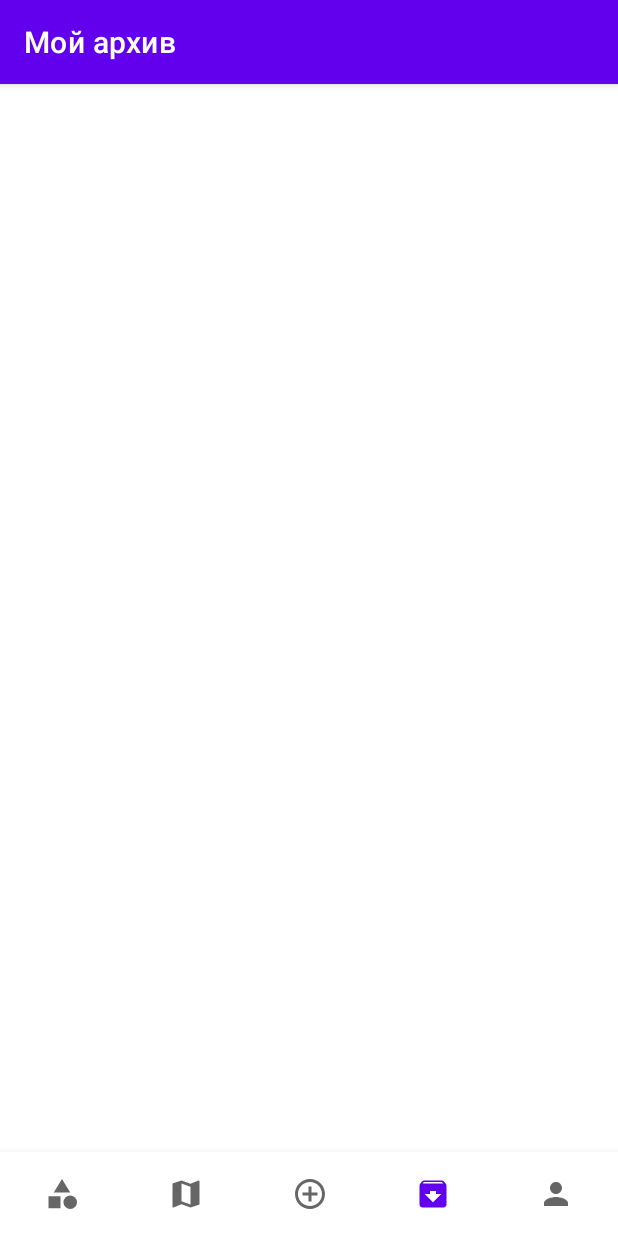
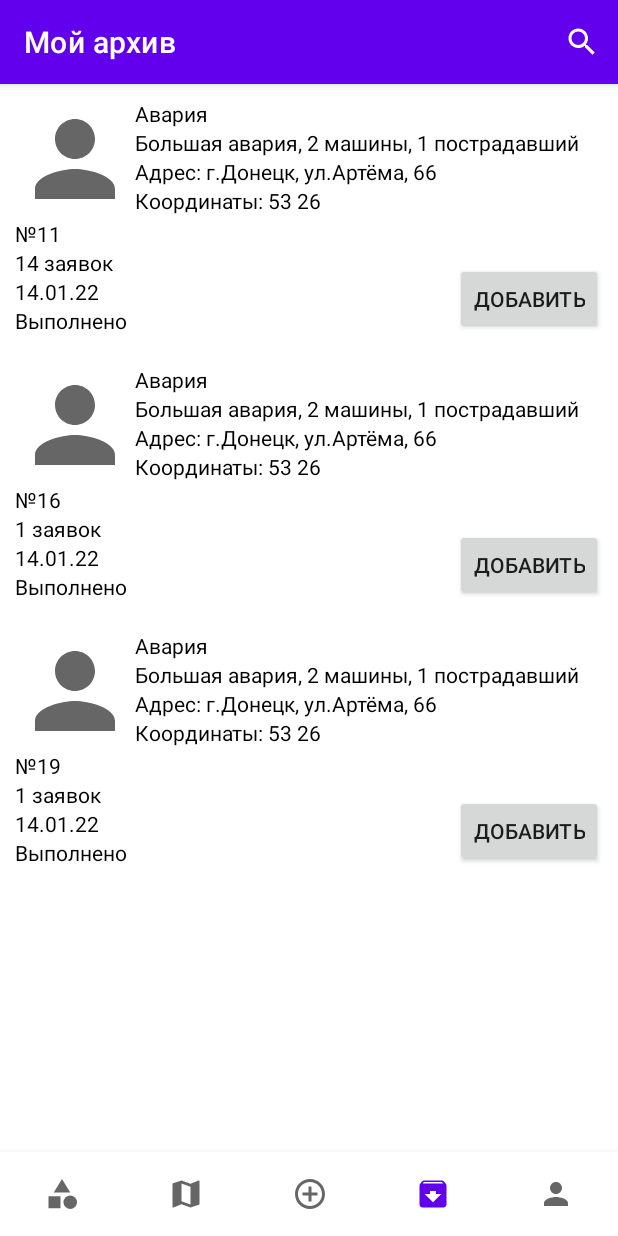
Before and after one commit to Zellka/PeoplesControl, an Android app: the ArchiveFragment screen opened through its navigation route, on a phone screen of 412 x 824 dp. Run offline under Robolectric (Android 15) with nearby library versions, the phone set to English and light mode, and no system bars; our stand-ins replace navigation-ui.

Commit message:
Update ArchiveFragment.kt

```diff
--- a/app/src/main/java/com/example/peoplesontrol/ui/view/main/ArchiveFragment.kt
+++ b/app/src/main/java/com/example/peoplesontrol/ui/view/main/ArchiveFragment.kt
@@ -1,18 +1,112 @@
 package com.example.peoplesontrol.ui.view.main
 
 import android.os.Bundle
+import android.view.*
+import androidx.appcompat.widget.SearchView
 import androidx.fragment.app.Fragment
-import android.view.LayoutInflater
-import android.view.View
-import android.view.ViewGroup
+import androidx.navigation.fragment.findNavController
+import androidx.recyclerview.widget.LinearLayoutManager
 import com.example.peoplesontrol.R
+import com.example.peoplesontrol.data.model.Appeal
+import com.example.peoplesontrol.databinding.FragmentArchiveBinding
+import com.example.peoplesontrol.ui.adapter.AppealAdapter
 
 class ArchiveFragment : Fragment() {
+
+    private var _binding: FragmentArchiveBinding? = null
+    private val binding get() = _binding!!
+
+    private lateinit var adapter: AppealAdapter
+
+    override fun onCreate(savedInstanceState: Bundle?) {
+        super.onCreate(savedInstanceState)
+        setHasOptionsMenu(true)
+    }
 
     override fun onCreateView(
         inflater: LayoutInflater, container: ViewGroup?,
         savedInstanceState: Bundle?
-    ): View? {
-        return inflater.inflate(R.layout.fragment_archive, container, false)
+    ): View {
+        _binding = FragmentArchiveBinding.inflate(inflater, container, false)
+        return binding.root
+    }
+
+    override fun onViewCreated(view: View, savedInstanceState: Bundle?) {
+        val list = listOf(
+            Appeal(
+                11,
+                "Петрова Ольга Николаевна",
+                "Авария",
+                "г.Донецк, ул.Артёма, 66",
+                "53",
+                "26",
+                "Выполнено",
+                "",
+                "14.01.22",
+                "Большая авария, 2 машины, 1 пострадавший",
+                10,
+                14
+            ),
+            Appeal(
+                16,
+                "Петрова Ольга Николаевна",
+                "Авария",
+                "г.Донецк, ул.Артёма, 66",
+                "53",
+                "26",
+                "Выполнено",
+                "",
+                "14.01.22",
+                "Большая авария, 2 машины, 1 пострадавший",
+                15,
+                1
+            ),
+            Appeal(
+                19,
+                "Петрова Ольга Николаевна",
+                "Авария",
+                "г.Донецк, ул.Артёма, 66",
+                "53",
+                "26",
+                "Выполнено",
+                "",
+                "14.01.22",
+                "Большая авария, 2 машины, 1 пострадавший",
+                5,
+                1
+            )
+        )
+
+        binding.rvAppeals.layoutManager = LinearLayoutManager(this.requireContext())
+        adapter = AppealAdapter { appeal: Appeal -> showAppeal(appeal) }
+        adapter.setData(list)
+        binding.rvAppeals.adapter = adapter
+    }
+
+    private fun showAppeal(appeal: Appeal) {
+        findNavController().navigate(R.id.action_archiveFragment_to_appealFragment)
+    }
+
+    override fun onCreateOptionsMenu(menu: Menu, inflater: MenuInflater) {
+        super.onCreateOptionsMenu(menu, inflater)
+        inflater.inflate(R.menu.search_menu, menu)
+    }
+
+    override fun onOptionsItemSelected(item: MenuItem): Boolean {
+        val id = item.itemId
+        if (id == R.id.action_search) {
+            val searchView = item.actionView as SearchView
+            searchView.setOnQueryTextListener(object : SearchView.OnQueryTextListener {
+                override fun onQueryTextSubmit(p0: String?): Boolean {
+                    return true
+                }
+
+                override fun onQueryTextChange(query: String?): Boolean {
+                    adapter.filter.filter(query)
+                    return true
+                }
+            })
+        }
+        return super.onOptionsItemSelected(item)
     }
 }
--- a/app/src/main/res/layout/fragment_archive.xml
+++ b/app/src/main/res/layout/fragment_archive.xml
@@ -1,8 +1,18 @@
 <?xml version="1.0" encoding="utf-8"?>
-<FrameLayout xmlns:android="http://schemas.android.com/apk/res/android"
+<androidx.constraintlayout.widget.ConstraintLayout xmlns:android="http://schemas.android.com/apk/res/android"
+    xmlns:app="http://schemas.android.com/apk/res-auto"
     xmlns:tools="http://schemas.android.com/tools"
     android:layout_width="match_parent"
     android:layout_height="match_parent"
     tools:context=".ui.view.main.ArchiveFragment">
 
-</FrameLayout>
+    <androidx.recyclerview.widget.RecyclerView
+        android:id="@+id/rv_appeals"
+        android:layout_width="match_parent"
+        android:layout_height="wrap_content"
+        android:orientation="vertical"
+        app:layoutManager="androidx.recyclerview.widget.LinearLayoutManager"
+        tools:ignore="MissingConstraints"
+        tools:listitem="@layout/item_appeal" />
+
+</androidx.constraintlayout.widget.ConstraintLayout>
```
